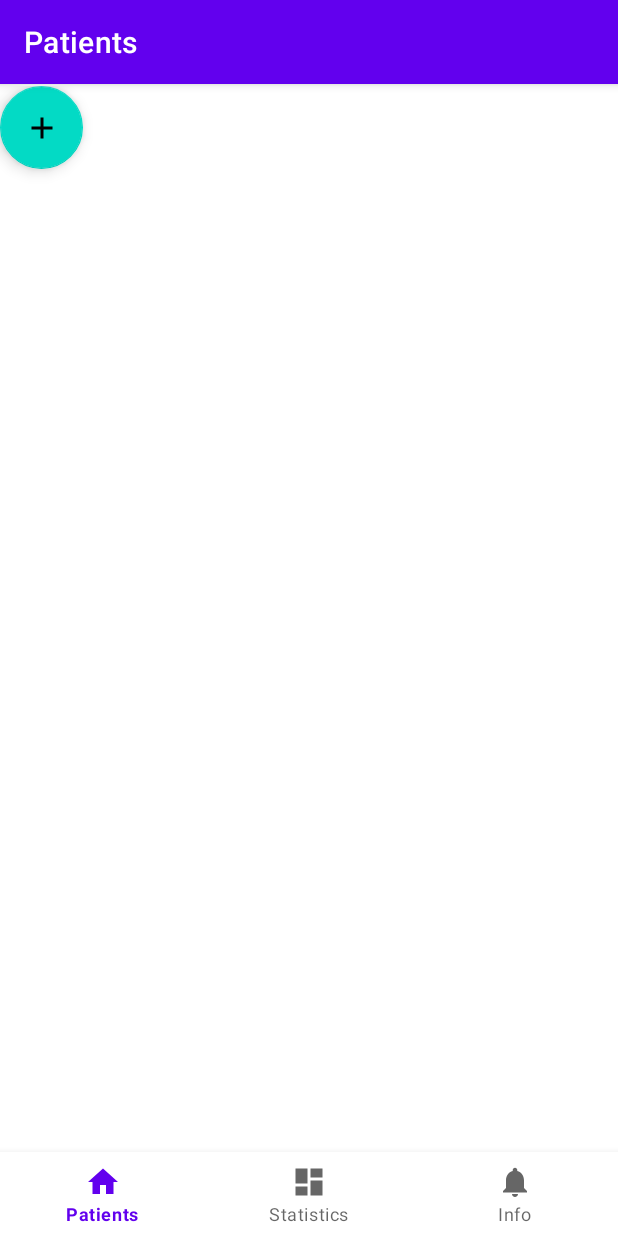
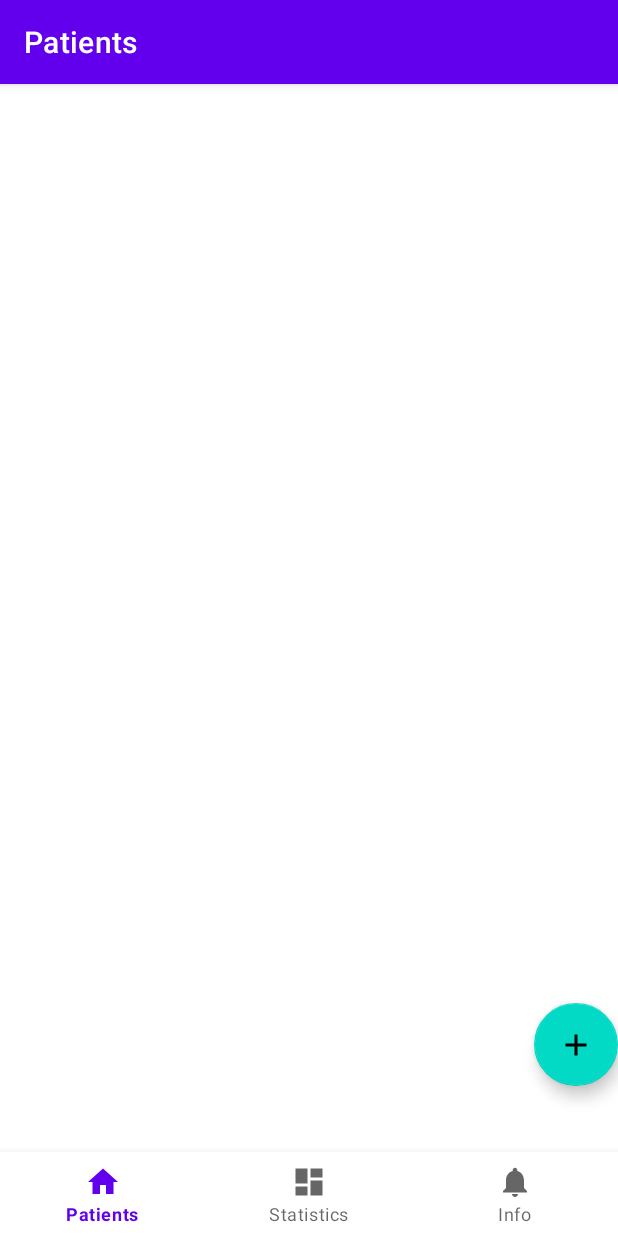
Before and after one commit to mustnap/HCWAssistsAppV3, an Android app: the screen it shows after launch (MainActivity), on a phone screen of 412 x 824 dp. Run offline under Robolectric (Android 15) with nearby library versions, the phone set to English and light mode, and no system bars; our stand-ins replace navigation-ui.

Commit message:
add relative layout

```diff
--- a/app/src/main/res/layout/fragment_home.xml
+++ b/app/src/main/res/layout/fragment_home.xml
@@ -1,23 +1,18 @@
 <?xml version="1.0" encoding="utf-8"?>
-<LinearLayout xmlns:android="http://schemas.android.com/apk/res/android"
+<RelativeLayout xmlns:android="http://schemas.android.com/apk/res/android"
     xmlns:app="http://schemas.android.com/apk/res-auto"
     xmlns:tools="http://schemas.android.com/tools"
+    android:layout_width="match_parent"
+    android:layout_height="match_parent">
+
+    <LinearLayout
+        android:id="@+id/linlay_list"
         android:layout_width="fill_parent"
         android:layout_height="fill_parent"
         android:orientation="vertical"
         android:paddingBottom="1dp"
         android:paddingTop="1dp"
         tools:context=".ui.home.HomeFragment">
-
-
-    <com.google.android.material.floatingactionbutton.FloatingActionButton
-        android:id="@+id/add_button"
-        android:layout_width="67dp"
-        android:layout_height="55dp"
-        android:clickable="true"
-        android:src="@drawable/ic_add"
-        app:layout_constraintBottom_toBottomOf="parent"
-        app:layout_constraintEnd_toEndOf="parent" />
 
         <ScrollView
             android:layout_width="fill_parent"
@@ -37,6 +32,17 @@
             </LinearLayout>
         </ScrollView>
 
+    </LinearLayout>
 
+    <com.google.android.material.floatingactionbutton.FloatingActionButton
+        android:id="@+id/add_button"
+        android:layout_width="67dp"
+        android:layout_height="55dp"
+        android:clickable="true"
+        android:src="@drawable/ic_add"
+        android:layout_alignBottom="@id/linlay_list"
+        android:layout_alignParentRight="true"
+        android:layout_marginBottom="100dp"
+        />
 
-</LinearLayout>
+</RelativeLayout>
```
Lines whose indentation alone changed are shown as unchanged.
